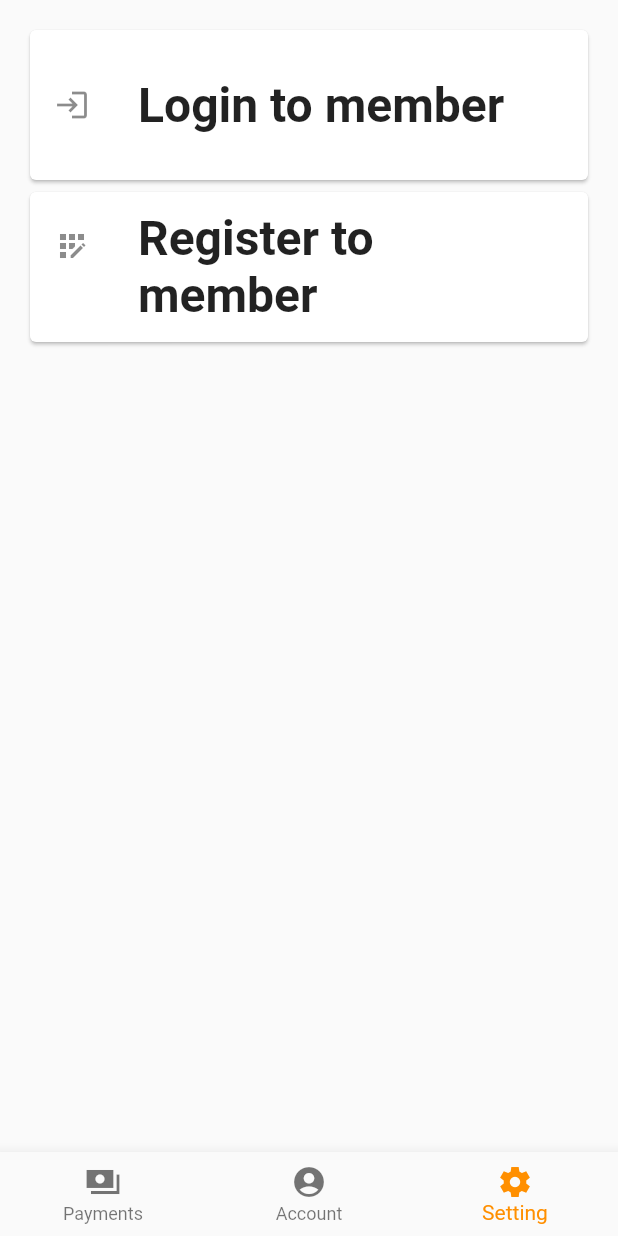
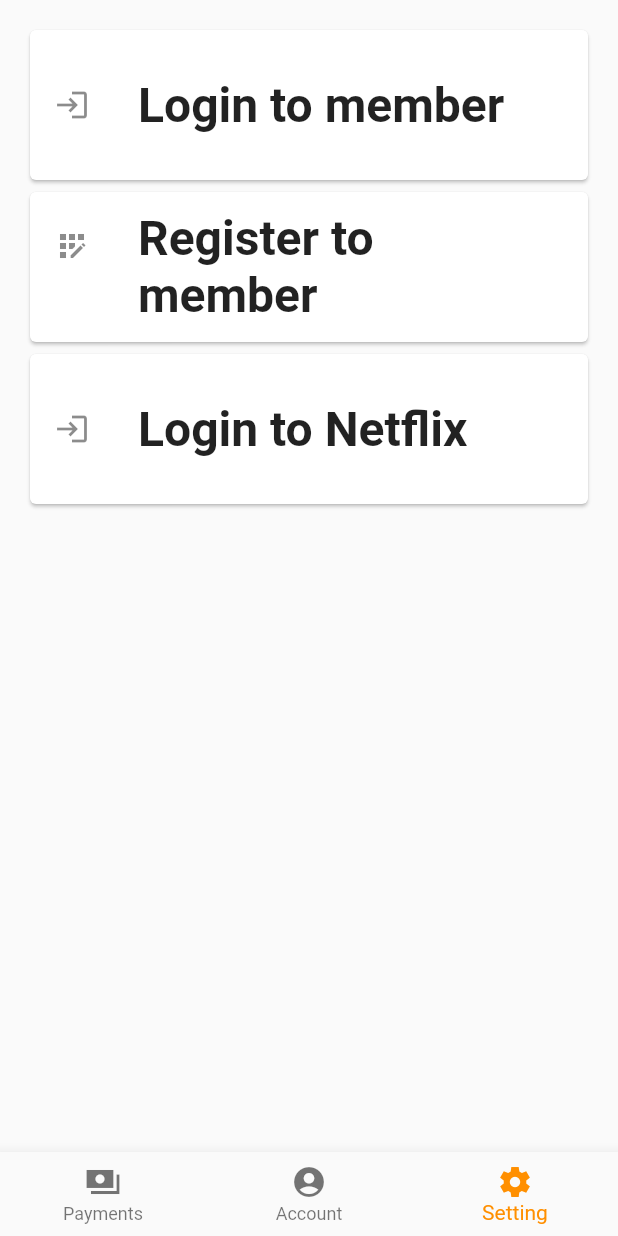
Before and after one commit to hoseCloud/sp1-frontend, a Flutter app: the screen it shows after launch, item 3 of the bottom bar chosen, on a phone screen of 412 x 824 dp. Run offline on Flutter 3.47's test engine with Material 2 defaults, Android fonts, the phone set to English and light mode, and no system bars.

Commit message:
Add screen for login to service

```diff
--- a/lib/screen/setting003.dart
+++ b/lib/screen/setting003.dart
@@ -1,6 +1,7 @@
 import 'package:flutter/material.dart';
 import '/screen/login_member004.dart';
 import '/screen/register_member005.dart';
+import '/screen/login_service006.dart';
 
 // #003 ScreenSetting
 class ScreenSetting extends StatelessWidget {
@@ -62,6 +63,31 @@ class ScreenSetting extends StatelessWidget {
                 ),
               ),
             ),
+            Card(
+              child: InkWell(
+                splashColor: Colors.blue.withAlpha(30),
+                onTap: () {
+                  Navigator.push(
+                      context,
+                      MaterialPageRoute(builder: (context) => const ScreenLoginService())
+                  );
+                },
+                child: const SizedBox(
+                  width: 300,
+                  height: 100,
+                  child: Center(
+                    child: ListTile(
+                      leading: Icon(Icons.login),
+                      title: Text(
+                        'Login to Netflix',
+                        style: TextStyle(fontWeight: FontWeight.bold),
+                        textScaleFactor: 2.0,
+                      ),
+                    ),
+                  ),
+                ),
+              ),
+            ),
           ],
       ),
     );
```
Also changed, not shown: lib/screen/login_service006.dart (added, +117 -0 lines).
